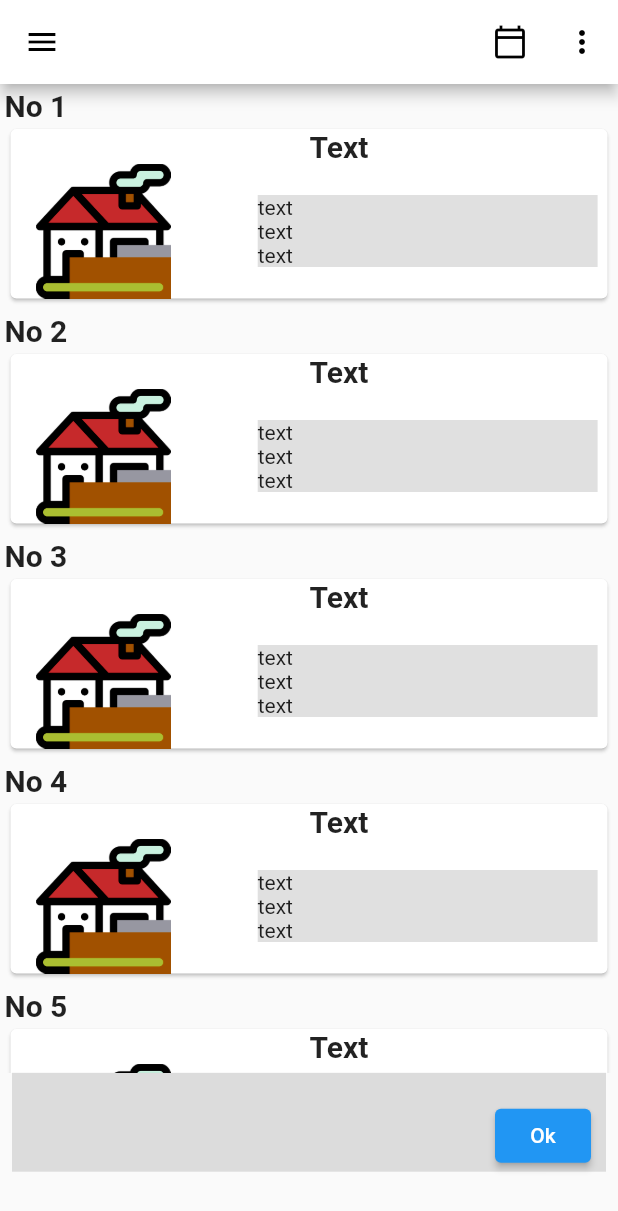
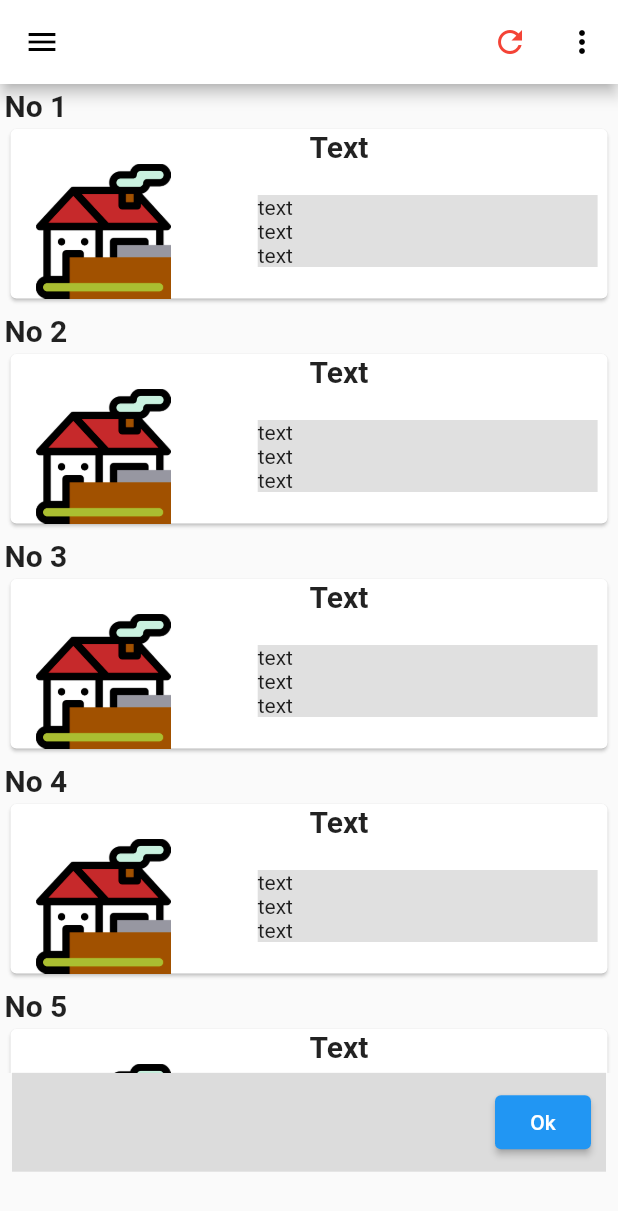
Before and after one commit to innovationstechn/house_app, a Flutter app: the screen it shows after launch, after a tap on an icon or button, on a phone screen of 412 x 824 dp. Shown: the top 1211 px of the screen. Run offline on Flutter 3.47's test engine with Material 2 defaults, Android fonts, the phone set to English and light mode, and no system bars; our stand-ins replace floor, moor; accounts and stored records are empty; generated files the repository leaves out were written again.

Commit message:
Major settings are done. Comments are added in it.

```diff
--- a/lib/main.dart
+++ b/lib/main.dart
@@ -1,9 +1,9 @@
 import 'package:floor/floor.dart';
 import 'package:flutter/material.dart';
 import 'package:provider/provider.dart';
-import 'House.dart';
-import 'model/DatabaseHelperModel.dart';
-import 'model/appbar.dart';
+import 'screen/House.dart';
+import 'model/database_helper_model.dart';
+import 'appbar/appbar.dart';
 
 void main() {
   runApp(ChangeNotifierProvider<DatabaseHelper>(
@@ -42,7 +42,6 @@ class _MyHomePageState extends State<MyHomePage> {
   void initState() {
     // TODO: implement initState
     super.initState();
-    Provider.of<DatabaseHelper>(context, listen: false).initializeDatabases();
   }
 
   @override
@@ -53,12 +52,13 @@ class _MyHomePageState extends State<MyHomePage> {
       ),
       body: Consumer<DatabaseHelper>(
         builder: (context, snapshot, child) {
+          print("hello");
           return Center(
             child: ListView.builder(
               scrollDirection: Axis.vertical,
               shrinkWrap: true,
               itemBuilder: (context, position) {
-                return MyHouse(
+                return new MyHouse(
                     houseId: snapshot.mainHouseModelList[position].houseId,
                     houseSubId: snapshot.mainHouseModelList[position].list,
                     visited: snapshot.mainHouseModelList[position].visited);
--- a/lib/model/DatabaseHelperModel.dart
+++ /dev/null
@@ -1,161 +0,0 @@
-import 'dart:async';
-
-import 'package:flutter/cupertino.dart';
-import 'package:flutter_app1/database/database.dart';
-import 'package:flutter_app1/model/MainHouseModel.dart';
-
-class DatabaseHelper extends ChangeNotifier {
-  List<MainHouseModel> _mainHouseModelList = [];
-
-  List<MainHouseModel> get mainHouseModelList => _mainHouseModelList;
-  HouseAppDatabase database = new HouseAppDatabase();
-  late Stream<List<House>> watcher;
-
-  DatabaseHelper() {
-    watcher = database.allHousesStream();
-
-    // This listener updates _mainHouseModelList with the latest version of
-    // data from the database when any change occurs + at the start of the
-    // program.
-    watcher.listen((event) async {
-      _mainHouseModelList.clear();
-
-      List<int?> houseIds = await database.getDistinctHouses();
-
-      for (int i = 0; i < houseIds.length; i++) {
-        if (houseIds[i] != null) {
-          int houseId = houseIds[i] as int;
-
-          List<House> subHouses = await database.getHouseById(houseId);
-          List<int> numbers = [];
-          List<bool> visitieds = [];
-
-          subHouses.forEach((House subHouse) {
-            numbers.add(subHouse.number);
-            visitieds.add(subHouse.visited);
-          });
-
-          MainHouseModel model = new MainHouseModel();
-          model.houseId = houseId;
-          model.visited = visitieds;
-          model.list = numbers;
-
-          _mainHouseModelList.add(model);
-        }
-      }
-
-      notifyListeners();
-    });
-
-    // Fill up houses with dummy data if no data is present.
-    database.getAllHouses().then((houses) {
-      if (houses.isEmpty) insertData();
-    });
-  }
-
-  void initializeDatabases() {
-    database.getOrderedHouses().then((value) async {
-      if (value.length > 0)
-        loadData(value);
-      else {
-        await insertData();
-        database.getOrderedHouses().then((result) {
-          loadData(result);
-        });
-      }
-
-      notifyListeners();
-    });
-  }
-
-  void loadData(List<House> value) {
-    _mainHouseModelList.clear();
-    int id = 1;
-    MainHouseModel mainHouseModel = new MainHouseModel();
-
-    for (var house in value) {
-      if (house.houseID != id) {
-        mainHouseModel.houseId = id;
-        id = house.houseID;
-        _mainHouseModelList.add(mainHouseModel);
-        mainHouseModel = MainHouseModel();
-      }
-
-      mainHouseModel.list.add(house.number);
-      mainHouseModel.visited.add(house.visited);
-    }
-  }
-
-  Future<void> insertData() async {
-    for (int i = 0; i < 5; i++) {
-      for (int j = 0; j < 15 - i; j++)
-        await database
-            .insertHouse(House(houseID: i + 1, number: j + 1, visited: false));
-    }
-  }
-
-  Future updateData(House house) => database.updateHouse(house);
-}
-
-// import 'package:flutter_app1/database/database.dart';
-// import 'package:flutter_app1/model/MainHouseModel.dart';
-//
-//
-// class DatabaseHelper {
-//
-//   static List<MainHouseModel> mainHouseModelList = [];
-//   static HouseAppDatabase database = new HouseAppDatabase();
-//
-//   static void initializeDatabases() async {
-//
-//     database.getOrderedHouses().then((value) => {
-//
-//       if(value.length>0){
-//         loadData(value),
-//       }
-//       else
-//         {
-//           insertData(),
-//           database.getOrderedHouses().then((result) => {
-//             loadData(result),
-//           }),
-//         }
-//     });
-//   }
-//
-//   static void loadData(List<House>value) {
-//
-//     mainHouseModelList.clear();
-//     int id=1;
-//     MainHouseModel mainHouseModel= new MainHouseModel();
-//
-//     for(var house in value){
-//
-//       if(house.houseID != id){
-//         mainHouseModel.houseId = id;
-//         id = house.houseID;
-//         mainHouseModelList.add(mainHouseModel);
-//         mainHouseModel = MainHouseModel();
-//       }
-//
-//       mainHouseModel.list.add(house.number);
-//       mainHouseModel.visited.add(house.visited);
-//
-//     }
-//
-//   }
-//
-//
-//   static void insertData() {
-//     for(int i=0;i<5;i++){
-//       for(int j=0;j<15-i;j++)
-//         database.insertHouse(House(houseID: i+1,number: j+1,visited: false));
-//     }
-//   }
-//
-//   static void updateData(House house){
-//     database.updateHouse(house);
-//     initializeDatabases();
-//   }
-//
-// }
--- a/lib/model/MainHouseModel.dart
+++ b/lib/model/MainHouseModel.dart
@@ -1,4 +1,4 @@
-
+// Model used for subHouses along with houseId;
 class MainHouseModel{
 
   List<int> list = [];
--- /dev/null
+++ b/lib/model/database_helper_model.dart
@@ -0,0 +1,101 @@
+import 'dart:async';
+
+import 'package:flutter/cupertino.dart';
+import 'package:flutter/material.dart';
+import 'package:flutter_app1/database/database.dart';
+import 'package:flutter_app1/model/MainHouseModel.dart';
+
+class DatabaseHelper extends ChangeNotifier {
+  List<MainHouseModel> _mainHouseModelList = [];
+
+  List<MainHouseModel> get mainHouseModelList => _mainHouseModelList;
+  HouseAppDatabase database = new HouseAppDatabase();
+
+  DatabaseHelper() {
+
+    loadData();
+    // Fill up houses with dummy data if no data is present.
+    database.getAllHouses().then((houses) {
+      if (houses.isEmpty){
+        insertData();
+        loadData();
+      };
+    });
+  }
+
+  // Load data from database
+  void loadData() async{
+
+    _mainHouseModelList.clear();
+    // Getting houseId's for fetching their sub houses
+    List<int?> houseIds = await database.getDistinctHouses();
+
+    // Fetching sub houses of the corresponding house id.
+    for (int i = 0; i < houseIds.length; i++) {
+      if (houseIds[i] != null) {
+        int houseId = houseIds[i] as int;
+
+        List<House> subHouses = await database.getHouseById(houseId);
+        List<int> numbers = [];
+        List<bool> visitieds = [];
+
+        subHouses.forEach((House subHouse) {
+          numbers.add(subHouse.number);
+          visitieds.add(subHouse.visited);
+        });
+
+        // Creating model for Main House Model list used for building UI.
+        MainHouseModel model = new MainHouseModel();
+        model.houseId = houseId;
+        model.visited = visitieds;
+        model.list = numbers;
+        //Adding houses with their sub houses
+        _mainHouseModelList.add(model);
+      }
+
+    }
+
+    notifyListeners();
+  }
+
+  // Insert data into database
+  Future<void> insertData() async {
+
+    // Here we can set no of houses and sub houses
+    int setHouseIds = 5;
+    int setSubHouses = 15;
+
+    for (int i = 0; i < setHouseIds; i++) {
+      for (int j = 0; j < setSubHouses - i; j++){
+        await database
+            .insertHouse(House(houseID: i + 1, number: j + 1, visited: false)).then((value){
+              // Loading list when all the data is inserted into database
+              if(i==setHouseIds-1 && j==setSubHouses-i-1)
+                loadData();
+        });
+      }
+    }
+  }
+
+  // Restarting all the houses
+  Future<void> updateAll() async{
+    _mainHouseModelList.clear();
+    for (int i = 0; i < 5; i++) {
+      for (int j = 0; j < 15 - i; j++)
+        await database
+            .updateHouse(House(houseID: i + 1, number: j + 1, visited: false));
+    }
+    loadData();
+  }
+
+  // Update house
+  Future updateData(House house,BuildContext context) async {
+    database.updateHouse(house);
+    loadData();
+  }
+
+  // Checking whether all houses are visited or not
+  Future<bool> checkAllVisited() async {
+    return (await database.checkAllVisited(false)).isEmpty;
+  }
+}
--- a/lib/House.dart
+++ b/lib/screen/House.dart
@@ -1,10 +1,13 @@
 import 'package:flutter/cupertino.dart';
 import 'package:flutter/material.dart';
-import 'package:flutter_app1/houseNumberWidget.dart';
+import 'package:flutter_app1/screen/houseNumberWidget.dart';
+import 'package:provider/provider.dart';
 
-import 'database/database.dart';
-import 'model/house_model.dart';
+import '../database/database.dart';
+import '../model/database_helper_model.dart';
+import '../model/house_model.dart';
 
+// This class used for making card of house and its Sub houses.
 class MyHouse extends StatefulWidget {
   final int houseId;
   final List<int> houseSubId;
@@ -21,11 +24,22 @@ class _House extends State<MyHouse> {
   bool isForward = false;
   List<Row> rows = [];
   Column column = Column();
+
   @override
   void initState() {
     // TODO: implement initState
     super.initState();
-    print("initState");
+    print(widget.houseId);
+  }
+
+  @override
+  Widget build(BuildContext context) {
+
+    isForward=false;
+    rows.clear();
+
+    // Creating Rows for house. For example house id =1 and its sub rows element are 1 to 15. So 5 rows are creating for that purpose.
+    // I assume max 5 element can appear in 1 row
 
     rows.add(Row(
       children: [
@@ -41,6 +55,7 @@ class _House extends State<MyHouse> {
 
     for (int i = 0; i < widget.houseSubId.length; i = i + 5) {
       isForward = !isForward;
+      // For making row using forward arrow
       if (isForward) {
         if (widget.houseSubId.length - i >= 5) {
           Row row = Row(
@@ -56,6 +71,7 @@ class _House extends State<MyHouse> {
                   arrowDirection: "forward",
                 ),
               if (i + 5 == widget.houseSubId.length)
+                // If it is last element then no arrow will assign to it
                 HouseNumber(
                   houseInfo: House(
                       houseID: widget.houseId,
@@ -65,6 +81,7 @@ class _House extends State<MyHouse> {
                   arrowDirection: "",
                 )
               else
+              // Assign downward arrow to last element
                 HouseNumber(
                   houseInfo: House(
                       houseID: widget.houseId,
@@ -78,10 +95,12 @@ class _House extends State<MyHouse> {
           // column.children.add(row);
           rows.add(row);
         } else {
+          // For making row with backward arrow
           int remainingLength = widget.houseSubId.length - i;
           Row row = Row(
-            mainAxisAlignment: MainAxisAlignment.spaceEvenly,
+            mainAxisAlignment: MainAxisAlignment.start,
             children: [
+              SizedBox(width: 13,),
               for (int j = i; j < i + remainingLength - 1; j++)
                 HouseNumber(
                   houseInfo: House(
@@ -155,7 +174,17 @@ class _House extends State<MyHouse> {
                 arrowDirection: "",
               ),
               for (int j = i + remainingLength - 2; j >= i; j--)
-                HouseNumber(
+                j==i?Padding(
+                  padding: const EdgeInsets.only(left: 10),
+                  child: HouseNumber(
+                    houseInfo: House(
+                        houseID: widget.houseId,
+                        number: widget.houseSubId[j],
+                        visited: widget.visited[j]),
+                    color: Colors.green,
+                    arrowDirection: "backward",
+                  ),
+                ):HouseNumber(
                   houseInfo: House(
                   houseID: widget.houseId,
                   number: widget.houseSubId[j],
@@ -170,10 +199,8 @@ class _House extends State<MyHouse> {
         }
       }
     }
-  }
 
-  @override
-  Widget build(BuildContext context) {
+    print("Build called");
     return Container(
           child: Card(
         color: Colors.white,
--- a/lib/houseNumberWidget.dart
+++ b/lib/screen/houseNumberWidget.dart
@@ -1,8 +1,9 @@
 import 'package:flutter/cupertino.dart';
 import 'package:flutter/material.dart';
-import 'package:flutter_app1/houseSubCategoryPage.dart';
-import 'database/database.dart';
+import 'package:flutter_app1/screen/houseSubCategoryPage.dart';
+import '../database/database.dart';
 
+// This class helps in making the customize number with arrow for making rows.
 class HouseNumber extends StatefulWidget {
   final String arrowDirection;
   final Color color;
@@ -17,6 +18,7 @@ class HouseNumber extends StatefulWidget {
   _HouseNumber createState() => _HouseNumber();
 }
 
+// Creating customize number with arrow for making rows.
 class _HouseNumber extends State<HouseNumber> {
   @override
   Widget build(BuildContext context) {
```
Also changed, not shown: lib/appbar/appbar.dart (renamed from lib/model/appbar.dart, +12 -5 lines), lib/database/database.dart (+4 -3 lines), lib/database/house_dao.dart (deleted, +0 -26 lines), lib/screen/houseSubCategoryPage.dart (renamed from lib/houseSubCategoryPage.dart, +41 -9 lines). Lines whose indentation alone changed are shown as unchanged.
